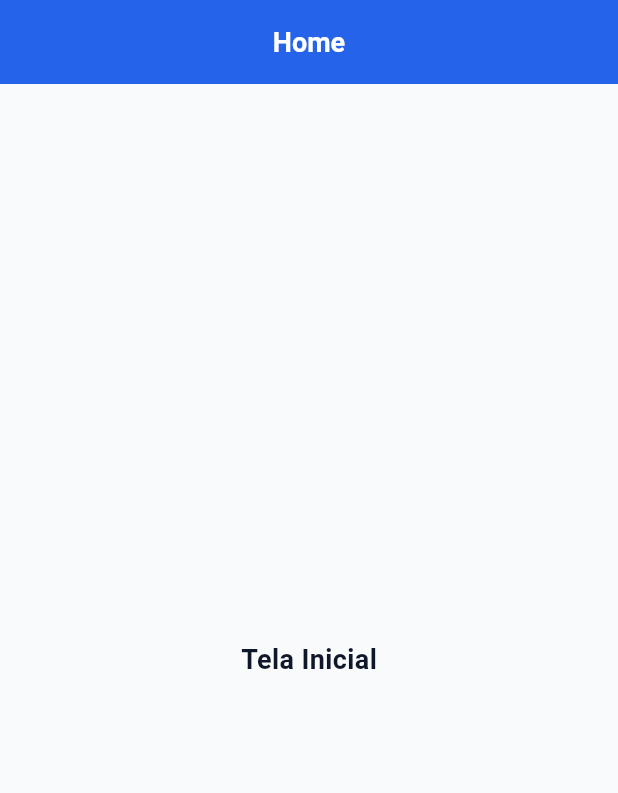
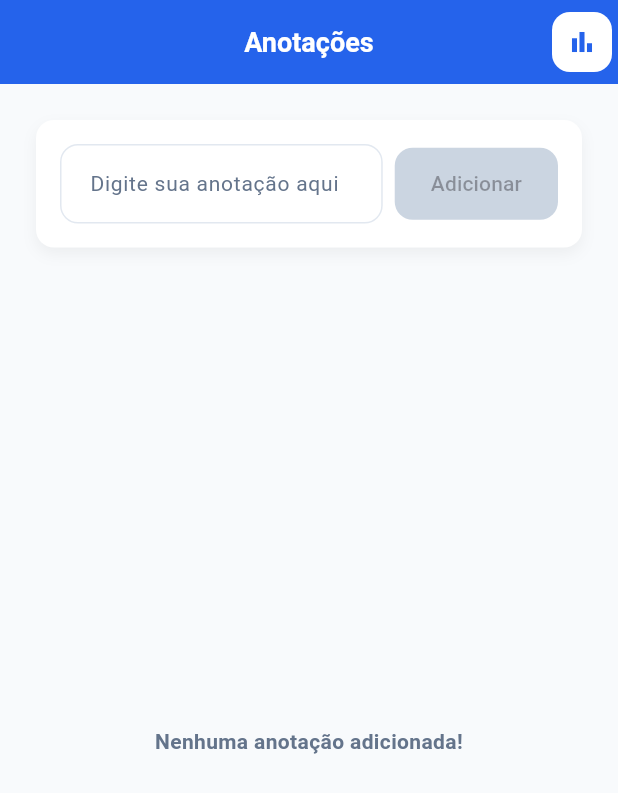
Before and after one commit to anselmoparente/Desafio-Target, a Flutter app: the HomePage screen opened by its route, on a phone screen of 412 x 824 dp. Shown: the top 793 px of the screen. Run offline on Flutter 3.47's test engine with Material 3 defaults, Android fonts, the phone set to English and light mode, and no system bars; our stand-ins replace flutter_mobx, mobx; generated files the repository leaves out were written again.

Commit message:
feat: add home page with widgets and notes store

```diff
--- a/lib/app/core/routes/app_router.dart
+++ b/lib/app/core/routes/app_router.dart
@@ -1,7 +1,9 @@
 import 'package:flutter/material.dart';
+import 'package:provider/provider.dart';
 import 'package:target/app/core/routes/app_routes.dart';
-import 'package:target/app/pages/home_page.dart';
-import 'package:target/app/pages/login_page.dart';
+import 'package:target/app/pages/home/home_page.dart';
+import 'package:target/app/pages/login/login_page.dart';
+import 'package:target/app/stores/notes_store.dart';
 
 class AppRouter {
   static Route<dynamic> onGenerateRoute(RouteSettings settings) {
@@ -10,7 +12,12 @@ class AppRouter {
         return MaterialPageRoute(builder: (_) => LoginPage());
 
       case AppRoutes.home:
-        return MaterialPageRoute(builder: (_) => const HomePage());
+        return MaterialPageRoute(
+          builder: (_) => Provider<NotesStore>(
+            create: (_) => NotesStore(),
+            child: const HomePage(),
+          ),
+        );
 
       default:
         return MaterialPageRoute(
--- a/lib/app/core/widgets/ds_button.dart
+++ b/lib/app/core/widgets/ds_button.dart
@@ -1,30 +1,38 @@
 import 'package:flutter/material.dart';
 import 'package:target/app/core/theme/app_colors.dart';
-import 'package:target/app/core/theme/app_typography.dart';
+
+enum DSButtonVariant { primary, secondary }
 
 class DSButton extends StatelessWidget {
   final String label;
-  final Future<void> Function()? onPressed;
+  final VoidCallback? onPressed;
   final bool isLoading;
+  final DSButtonVariant variant;
 
   const DSButton({
     super.key,
     required this.label,
     this.onPressed,
     this.isLoading = false,
+    this.variant = DSButtonVariant.primary,
   });
 
   @override
   Widget build(BuildContext context) {
     final isDisabled = onPressed == null || isLoading;
+    final isPrimary = variant == DSButtonVariant.primary;
 
     return SizedBox(
       height: 48,
       child: ElevatedButton(
         onPressed: isDisabled ? null : () => onPressed!(),
         style: ElevatedButton.styleFrom(
-          backgroundColor: AppColors.primary,
+          backgroundColor: isPrimary ? AppColors.primary : AppColors.surface,
           disabledBackgroundColor: AppColors.disabled,
+          foregroundColor: isPrimary ? Colors.white : AppColors.primary,
+          side: isPrimary
+              ? null
+              : const BorderSide(color: AppColors.primary, width: 2.0),
           shape: RoundedRectangleBorder(
             borderRadius: BorderRadius.circular(12.0),
           ),
@@ -39,7 +47,7 @@ class DSButton extends StatelessWidget {
                   color: Colors.white,
                 ),
               )
-            : Text(label, style: AppTypography.button),
+            : Text(label),
       ),
     );
   }
--- a/lib/app/core/widgets/ds_icon_button.dart
+++ b/lib/app/core/widgets/ds_icon_button.dart
@@ -4,7 +4,7 @@ import '../theme/app_colors.dart';
 
 class DSIconButton extends StatelessWidget {
   final IconData icon;
-  final Future<void> Function()? onPressed;
+  final VoidCallback? onPressed;
   final Color? color;
   final String? tooltip;
 
--- a/lib/app/core/widgets/ds_text_field.dart
+++ b/lib/app/core/widgets/ds_text_field.dart
@@ -9,6 +9,8 @@ class DSTextField extends StatelessWidget {
   final bool obscureText;
   final ValueChanged<String> onChanged;
   final String? errorText;
+  final TextEditingController? controller;
+  final FocusNode? focusNode;
 
   const DSTextField({
     super.key,
@@ -16,11 +18,15 @@ class DSTextField extends StatelessWidget {
     this.obscureText = false,
     required this.onChanged,
     this.errorText,
+    this.controller,
+    this.focusNode,
   });
 
   @override
   Widget build(BuildContext context) {
     return TextField(
+      controller: controller,
+      focusNode: focusNode,
       obscureText: obscureText,
       style: AppTypography.body.copyWith(color: AppColors.textPrimary),
       decoration: InputDecoration(
--- /dev/null
+++ b/lib/app/pages/home/home_page.dart
@@ -0,0 +1,26 @@
+import 'package:flutter/material.dart';
+import 'package:target/app/core/theme/app_spacing.dart';
+import 'package:target/app/pages/home/widgets/home_app_bar.dart';
+import 'package:target/app/pages/home/widgets/home_input_card.dart';
+import 'package:target/app/pages/home/widgets/home_grid.dart';
+
+class HomePage extends StatelessWidget {
+  const HomePage({super.key});
+
+  @override
+  Widget build(BuildContext context) {
+    return Scaffold(
+      appBar: const HomeAppBar(),
+      body: Padding(
+        padding: const EdgeInsets.all(AppSpacing.lg),
+        child: Column(
+          children: const [
+            HomeInputCard(),
+            SizedBox(height: AppSpacing.lg),
+            HomeGrid(),
+          ],
+        ),
+      ),
+    );
+  }
+}
--- /dev/null
+++ b/lib/app/pages/home/widgets/home_app_bar.dart
@@ -0,0 +1,25 @@
+import 'package:flutter/material.dart';
+import 'package:target/app/core/routes/app_routes.dart';
+import 'package:target/app/core/widgets/ds_app_bar.dart';
+import 'package:target/app/core/widgets/ds_icon_button.dart';
+
+class HomeAppBar extends StatelessWidget implements PreferredSizeWidget {
+  const HomeAppBar({super.key});
+
+  @override
+  Widget build(BuildContext context) {
+    return DSAppBar(
+      title: 'Anotações',
+      actions: [
+        DSIconButton(
+          icon: Icons.bar_chart,
+          tooltip: 'Estatísticas',
+          onPressed: () => Navigator.pushNamed(context, AppRoutes.details),
+        ),
+      ],
+    );
+  }
+
+  @override
+  Size get preferredSize => const Size.fromHeight(kToolbarHeight);
+}
--- /dev/null
+++ b/lib/app/pages/home/widgets/home_empty_state.dart
@@ -0,0 +1,17 @@
+import 'package:flutter/material.dart';
+import 'package:target/app/core/theme/app_typography.dart';
+
+class HomeEmptyState extends StatelessWidget {
+  const HomeEmptyState({super.key});
+
+  @override
+  Widget build(BuildContext context) {
+    return Center(
+      child: Text(
+        'Nenhuma anotação adicionada!',
+        style: AppTypography.body,
+        textAlign: TextAlign.center,
+      ),
+    );
+  }
+}
--- /dev/null
+++ b/lib/app/pages/home/widgets/home_grid.dart
@@ -0,0 +1,37 @@
+import 'package:flutter/material.dart';
+import 'package:flutter_mobx/flutter_mobx.dart';
+import 'package:provider/provider.dart';
+import 'package:target/app/core/theme/app_spacing.dart';
+import 'package:target/app/pages/home/widgets/home_empty_state.dart';
+import 'package:target/app/pages/home/widgets/home_grid_item.dart';
+import 'package:target/app/stores/notes_store.dart';
+
+class HomeGrid extends StatelessWidget {
+  const HomeGrid({super.key});
+
+  @override
+  Widget build(BuildContext context) {
+    final store = context.read<NotesStore>();
+
+    return Expanded(
+      child: Observer(
+        builder: (_) {
+          if (store.notes.isEmpty) {
+            return const HomeEmptyState();
+          }
+
+          return ListView.separated(
+            padding: const EdgeInsets.all(AppSpacing.sm),
+            itemCount: store.notes.length,
+            separatorBuilder: (_, __) => const SizedBox(height: AppSpacing.sm),
+            itemBuilder: (context, index) {
+              final note = store.notes[index];
+
+              return HomeGridItem(note: note);
+            },
+          );
+        },
+      ),
+    );
+  }
+}
--- /dev/null
+++ b/lib/app/pages/home/widgets/home_input_card.dart
@@ -0,0 +1,67 @@
+import 'package:flutter/material.dart';
+import 'package:provider/provider.dart';
+import 'package:target/app/core/theme/app_spacing.dart';
+import 'package:target/app/core/widgets/ds_button.dart';
+import 'package:target/app/core/widgets/ds_card.dart';
+import 'package:target/app/core/widgets/ds_text_field.dart';
+import 'package:target/app/stores/notes_store.dart';
+import 'package:flutter_mobx/flutter_mobx.dart';
+
+class HomeInputCard extends StatefulWidget {
+  const HomeInputCard({super.key});
+
+  @override
+  State<HomeInputCard> createState() => _HomeInputCardState();
+}
+
+class _HomeInputCardState extends State<HomeInputCard> {
+  late final TextEditingController _controller;
+  late final FocusNode _focusNode;
+
+  @override
+  void initState() {
+    super.initState();
+    _controller = TextEditingController();
+    _focusNode = FocusNode();
+  }
+
+  @override
+  void dispose() {
+    _controller.dispose();
+    _focusNode.dispose();
+    super.dispose();
+  }
+
+  @override
+  Widget build(BuildContext context) {
+    final store = context.read<NotesStore>();
+
+    return DSCard(
+      child: Row(
+        children: [
+          Expanded(
+            child: DSTextField(
+              label: 'Digite sua anotação aqui',
+              controller: _controller,
+              focusNode: _focusNode,
+              onChanged: store.setNewNoteText,
+            ),
+          ),
+          const SizedBox(width: AppSpacing.sm),
+          Observer(
+            builder: (_) => DSButton(
+              label: 'Adicionar',
+              onPressed: store.canAddNote
+                  ? () {
+                      store.addNote();
+                      _controller.clear();
+                      _focusNode.unfocus();
+                    }
+                  : null,
+            ),
+          ),
+        ],
+      ),
+    );
+  }
+}
--- a/lib/app/pages/home_page.dart
+++ /dev/null
@@ -1,14 +0,0 @@
-import 'package:flutter/material.dart';
-import 'package:target/app/core/widgets/ds_app_bar.dart';
-
-class HomePage extends StatelessWidget {
-  const HomePage({super.key});
-
-  @override
-  Widget build(BuildContext context) {
-    return Scaffold(
-      appBar: const DSAppBar(title: 'Home'),
-      body: const Center(child: Text('Tela Inicial')),
-    );
-  }
-}
--- a/pubspec.yaml
+++ b/pubspec.yaml
@@ -12,6 +12,8 @@ dependencies:
   flutter_mobx: ^2.3.0
   mobx: ^2.5.0
   mobx_codegen: ^2.7.4
+  provider: ^6.1.5+1
+  uuid: ^4.5.2
 
 dev_dependencies:
   flutter_test:
```
Also changed, not shown: lib/app/models/note_model.dart (added, +14 -0 lines), lib/app/pages/home/widgets/home_grid_item.dart (added, +102 -0 lines), lib/app/pages/login/login_page.dart (renamed from lib/app/pages/login_page.dart, +2 -6 lines), lib/app/stores/notes_store.dart (added, +44 -0 lines), lib/app/stores/notes_store.g.dart (added), pubspec.lock.
